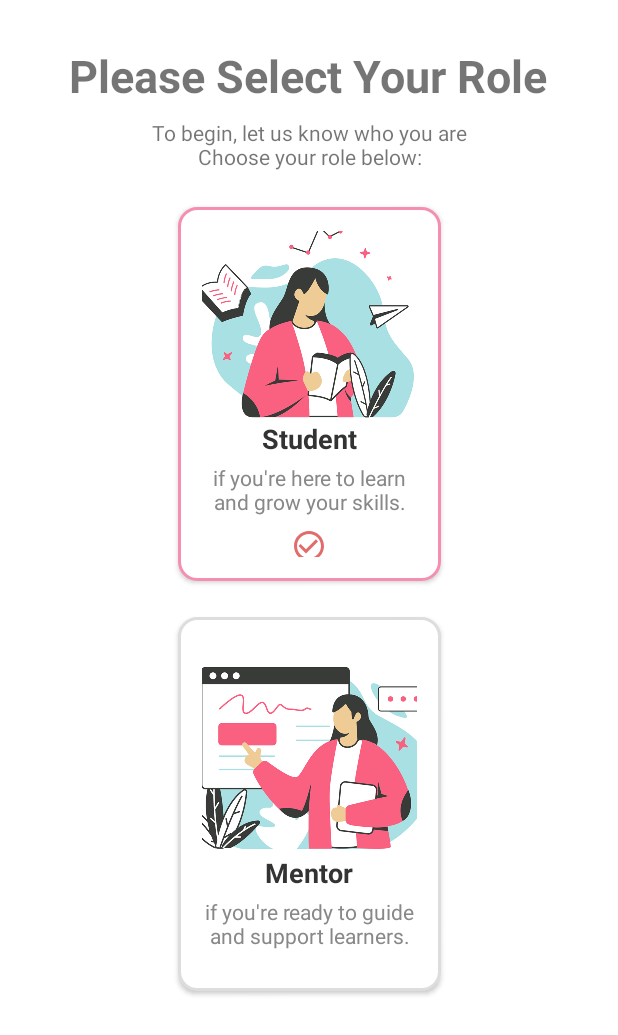
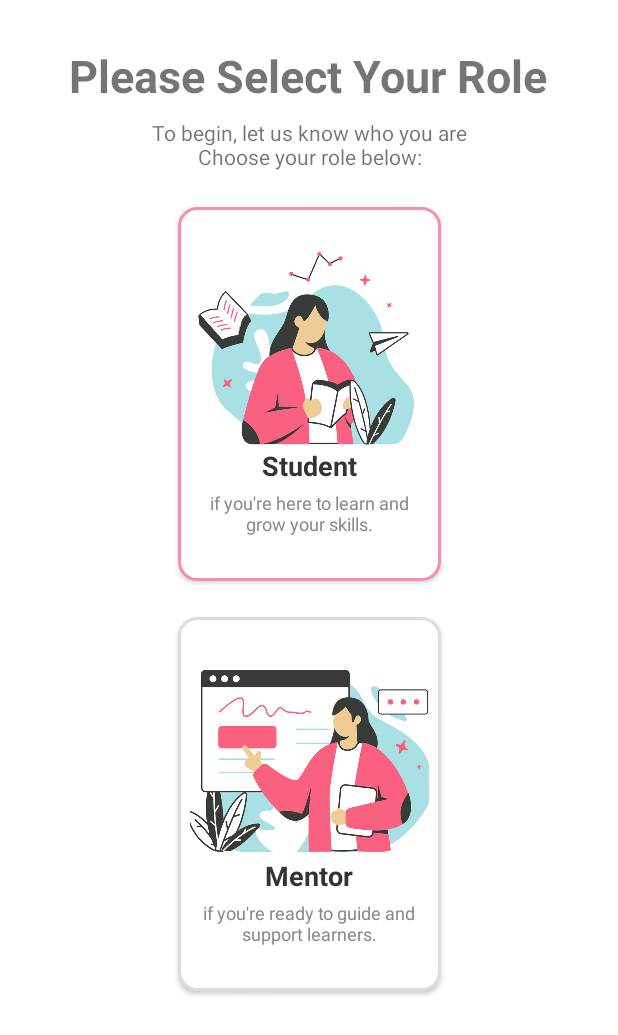
Before and after one commit to viltaylor/SheRaise, an Android app built with Jetpack Compose: the screen it shows after launch (LoginIntroActivity), after a tap on "Student", on a phone screen of 412 x 824 dp. Shown: the top 1035 px of the screen. Run offline under Robolectric (Android 15) with nearby library versions, the phone set to English and light mode, and no system bars.

Commit message:
role select1

```diff
--- a/app/src/main/AndroidManifest.xml
+++ b/app/src/main/AndroidManifest.xml
@@ -32,7 +32,6 @@
             android:theme="@style/AppTheme">
             <intent-filter>
                 <action android:name="android.intent.action.MAIN" />
-
                 <category android:name="android.intent.category.LAUNCHER" />
             </intent-filter>
         </activity>
--- a/app/src/main/java/com/example/sheraise/LoginIntroActivity.kt
+++ b/app/src/main/java/com/example/sheraise/LoginIntroActivity.kt
@@ -2,17 +2,18 @@ package com.example.sheraise
 
 import android.os.Bundle
 import android.view.View
+import android.widget.FrameLayout
 import android.widget.ImageView
-import android.widget.LinearLayout
 import androidx.activity.enableEdgeToEdge
 import androidx.appcompat.app.AppCompatActivity
 import androidx.core.view.ViewCompat
 import androidx.core.view.WindowInsetsCompat
+import android.view.animation.AnimationUtils
 
 class LoginIntroActivity : AppCompatActivity() {
 
-    private lateinit var studentButton: LinearLayout
-    private lateinit var mentorButton: LinearLayout
+    private lateinit var studentButton: FrameLayout
+    private lateinit var mentorButton: FrameLayout
     private lateinit var studentCheck: ImageView
     private lateinit var mentorCheck: ImageView
 
@@ -27,8 +28,8 @@ class LoginIntroActivity : AppCompatActivity() {
             insets
         }
 
-        studentButton = findViewById(R.id.studentButton)
-        mentorButton = findViewById(R.id.mentorButton)
+        studentButton = findViewById<FrameLayout>(R.id.studentButton)
+        mentorButton = findViewById<FrameLayout>(R.id.mentorButton)
         studentCheck = findViewById(R.id.studentCheckIcon)
         mentorCheck = findViewById(R.id.mentorCheckIcon)
 
@@ -43,13 +44,22 @@ class LoginIntroActivity : AppCompatActivity() {
         }
     }
 
-    private fun selectRole(button: LinearLayout, checkIcon: ImageView) {
+    private fun selectRole(button: FrameLayout, checkIcon: ImageView) {
         button.isSelected = true
         checkIcon.visibility = View.VISIBLE
+        val fadeIn = AnimationUtils.loadAnimation(this, R.anim.select_animation)
+        checkIcon.startAnimation(fadeIn)
     }
 
-    private fun deselectRole(button: LinearLayout, checkIcon: ImageView) {
+
+    private fun deselectRole(button: FrameLayout, checkIcon: ImageView) {
         button.isSelected = false
-        checkIcon.visibility = View.GONE
+        val fadeOut = AnimationUtils.loadAnimation(this, android.R.anim.fade_out)
+        checkIcon.startAnimation(fadeOut)
+        // Delay hiding the icon until the fade-out finishes
+        checkIcon.postDelayed({
+            checkIcon.visibility = View.GONE
+        }, fadeOut.duration)
     }
+
 }
--- /dev/null
+++ b/app/src/main/res/anim/select_animation.xml
@@ -0,0 +1,19 @@
+<?xml version="1.0" encoding="utf-8"?>
+<set xmlns:android="http://schemas.android.com/apk/res/android"
+    android:interpolator="@android:anim/decelerate_interpolator"
+    android:fillAfter="true">
+
+    <scale
+        android:duration="300"
+        android:fromXScale="0.5"
+        android:fromYScale="0.5"
+        android:toXScale="1.0"
+        android:toYScale="1.0"
+        android:pivotX="50%"
+        android:pivotY="50%" />
+
+    <alpha
+        android:duration="300"
+        android:fromAlpha="0.0"
+        android:toAlpha="1.0" />
+</set>
--- /dev/null
+++ b/app/src/main/res/drawable/splash_background.xml
@@ -0,0 +1,4 @@
+<?xml version="1.0" encoding="utf-8"?>
+<layer-list xmlns:android="http://schemas.android.com/apk/res/android">
+    <item android:drawable="@color/white" />
+</layer-list>
--- a/app/src/main/res/layout/activity_login_intro.xml
+++ b/app/src/main/res/layout/activity_login_intro.xml
@@ -1,5 +1,6 @@
 <?xml version="1.0" encoding="utf-8"?>
-    <androidx.constraintlayout.widget.ConstraintLayout xmlns:android="http://schemas.android.com/apk/res/android"
+<androidx.constraintlayout.widget.ConstraintLayout
+    xmlns:android="http://schemas.android.com/apk/res/android"
     xmlns:app="http://schemas.android.com/apk/res-auto"
     xmlns:tools="http://schemas.android.com/tools"
     android:id="@+id/main"
@@ -31,31 +32,35 @@
         app:layout_constraintEnd_toEndOf="parent"
         android:layout_marginTop="8dp" />
 
-        <!-- STUDENT BUTTON (now on top) -->
-        <LinearLayout
+    <!-- STUDENT BUTTON -->
+    <FrameLayout
         android:id="@+id/studentButton"
         android:layout_width="175dp"
         android:layout_height="249dp"
         android:layout_marginTop="24dp"
         android:background="@drawable/role_selector"
         android:clickable="true"
+        android:focusable="true"
         android:elevation="2dp"
-            android:focusable="true"
-            android:gravity="center"
-            android:orientation="vertical"
-            android:padding="16dp"
         app:layout_constraintTop_toBottomOf="@+id/subTitle"
         app:layout_constraintStart_toStartOf="parent"
         app:layout_constraintEnd_toEndOf="parent">
+
+        <LinearLayout
+            android:layout_width="match_parent"
+            android:layout_height="match_parent"
+            android:gravity="center"
+            android:orientation="vertical"
+            >
 
             <ImageView
                 android:id="@+id/studentImage"
                 android:layout_width="175dp"
                 android:layout_height="129dp"
                 android:adjustViewBounds="true"
+                android:contentDescription="Student illustration"
                 android:scaleType="centerCrop"
-                android:src="@drawable/studentlogo"
-                android:contentDescription="Student illustration" />
+                android:src="@drawable/studentlogo" />
 
             <TextView
                 android:id="@+id/studentTitle"
@@ -76,33 +81,40 @@
                 android:text="if you're here to learn and grow your skills."
                 android:textAlignment="center"
                 android:textColor="#888"
-                android:textSize="14sp" />
+                android:textSize="12sp" />
+        </LinearLayout>
+
         <ImageView
             android:id="@+id/studentCheckIcon"
-                android:layout_width="24dp"
-                android:layout_height="24dp"
+            android:layout_width="15sp"
+            android:layout_height="15sp"
+            android:layout_gravity="bottom|end"
+            android:layout_margin="8dp"
+            android:alpha="100"
             android:src="@drawable/baseline_check_circle_outline_24"
-                android:layout_marginTop="8dp"
-                android:visibility="gone" />
+            android:visibility="gone"/>
+    </FrameLayout>
 
-        </LinearLayout>
-
-        <!-- MENTOR BUTTON (now below student) -->
-        <LinearLayout
+    <!-- MENTOR BUTTON -->
+    <FrameLayout
         android:id="@+id/mentorButton"
         android:layout_width="175dp"
         android:layout_height="249dp"
         android:layout_marginTop="24dp"
         android:background="@drawable/role_selector"
         android:clickable="true"
+        android:focusable="true"
         android:elevation="2dp"
-            android:focusable="true"
-            android:gravity="center"
-            android:orientation="vertical"
-            android:padding="16dp"
         app:layout_constraintTop_toBottomOf="@+id/studentButton"
         app:layout_constraintStart_toStartOf="parent"
         app:layout_constraintEnd_toEndOf="parent">
+
+        <LinearLayout
+            android:layout_width="match_parent"
+            android:layout_height="match_parent"
+            android:gravity="center"
+            android:orientation="vertical"
+            >
 
             <ImageView
                 android:id="@+id/mentorImage"
@@ -132,14 +144,18 @@
                 android:text="if you're ready to guide and support learners."
                 android:textAlignment="center"
                 android:textColor="#888"
-                android:textSize="14sp" />
+                android:textSize="12sp" />
+        </LinearLayout>
+
         <ImageView
             android:id="@+id/mentorCheckIcon"
-                android:layout_width="24dp"
-                android:layout_height="24dp"
+            android:layout_width="15sp"
+            android:layout_height="15sp"
+            android:layout_gravity="bottom|end"
+            android:layout_margin="8dp"
+            android:alpha="100"
             android:src="@drawable/baseline_check_circle_outline_24"
-                android:layout_marginTop="8dp"
             android:visibility="gone" />
-        </LinearLayout>
+    </FrameLayout>
 
 </androidx.constraintlayout.widget.ConstraintLayout>
--- a/app/src/main/res/values/themes.xml
+++ b/app/src/main/res/values/themes.xml
@@ -2,7 +2,8 @@
 <resources>
 
     <style name="AppTheme" parent="Theme.AppCompat.Light.NoActionBar">
-        <item name="android:windowBackground">@color/white</item>
-
+        <item name="android:windowBackground">@drawable/splash_background</item>
+        <item name="android:windowSplashScreenBackground">@color/white</item>
+        <item name="android:windowSplashScreenIconBackgroundColor">@android:color/transparent</item>
     </style>
 </resources>
```
Lines whose indentation alone changed are shown as unchanged.
